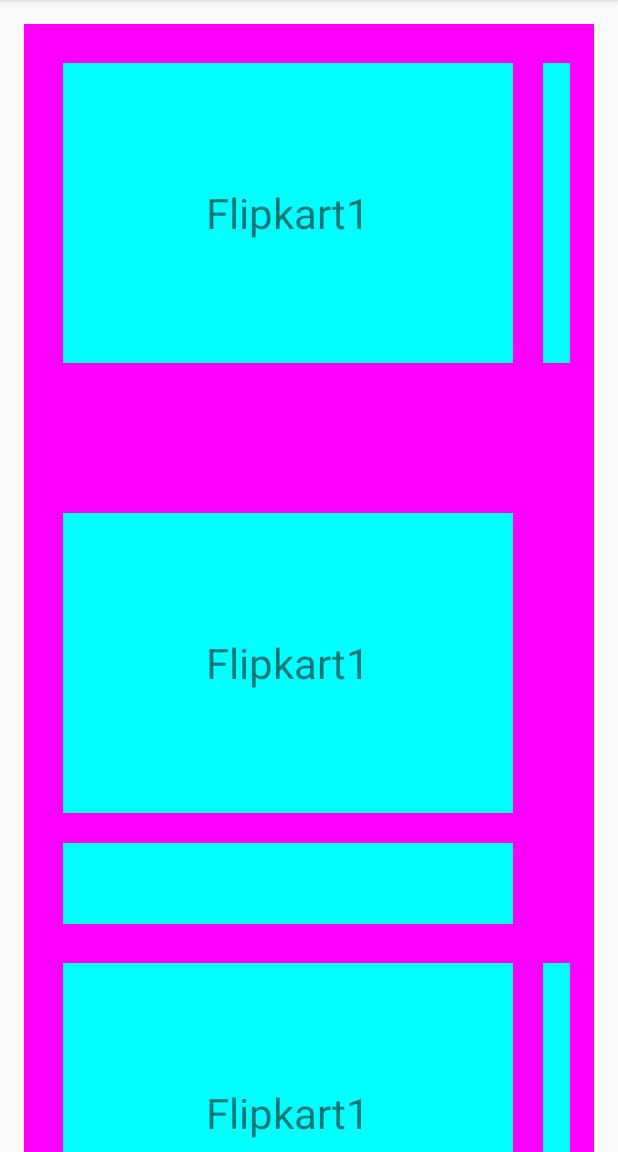
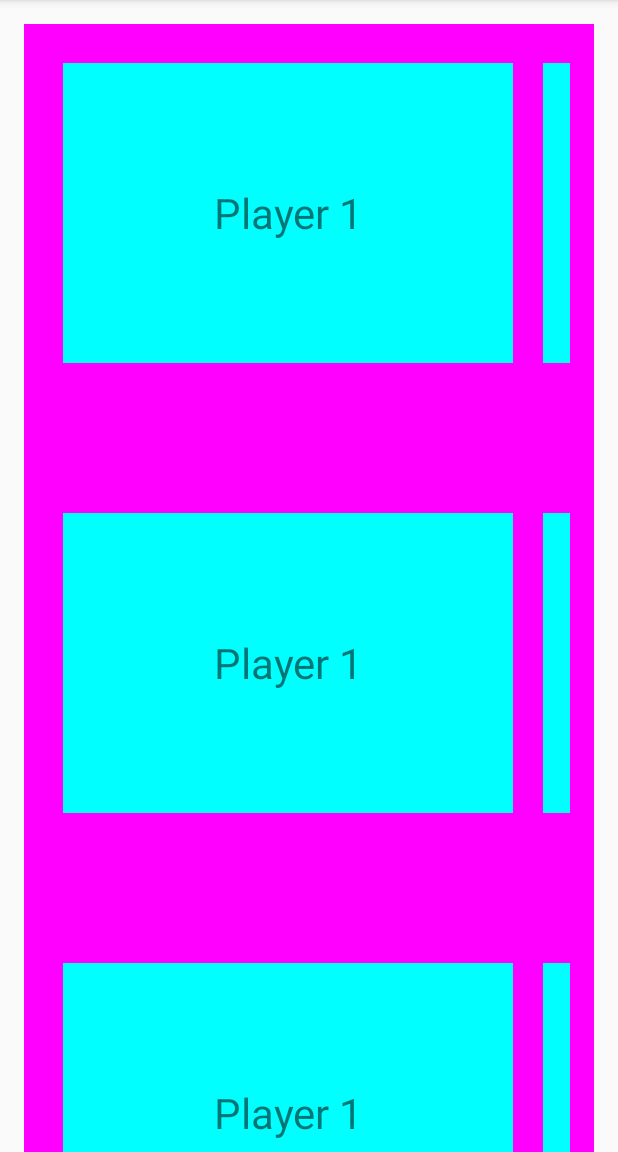
Before and after one commit to neeraj-singh/RecyclerInsideRecycler, an Android app: the screen it shows after launch (MainActivity), on a phone screen of 412 x 824 dp, the part 84-1236 px from its top. Run offline under Robolectric (Android 15) with nearby library versions, the phone set to English and light mode, and no system bars.

```diff
--- a/app/src/main/java/com/neerajsingh/myapplication/ParentAdapter.java
+++ b/app/src/main/java/com/neerajsingh/myapplication/ParentAdapter.java
@@ -28,7 +28,7 @@ public class ParentAdapter extends RecyclerView.Adapter<RecyclerViewHolder> {
         RecyclerView recyclerView = (RecyclerView) LayoutInflater.from(parent.getContext()).inflate(R.layout.row_recycler,parent,false);
         ArrayList<String> data = new ArrayList<String>();
         for(int i=1;i<6;i++){
-            data.add("Flipkart"+i);
+            data.add("Player "+i);
         }
         RecyclerViewHolder viewHolder = new RecyclerViewHolder(recyclerView,data);
         return viewHolder;
@@ -37,17 +37,11 @@ public class ParentAdapter extends RecyclerView.Adapter<RecyclerViewHolder> {
     @Override
     public void onBindViewHolder(RecyclerViewHolder holder, int position) {
         Log.e(TAG,"onBindViewHolder at position : "+position);
-        if(position%2==0) {
-            if(holder.layoutManager==null) {
-                holder.layoutManager = new LinearLayoutManager(context, LinearLayoutManager.HORIZONTAL, false);
-                holder.layoutManager.onSaveInstanceState();
-            }
-        }else{
-            if(holder.layoutManager==null) {
-                holder.layoutManager = new LinearLayoutManager(context,LinearLayoutManager.VERTICAL,false);
+        if(holder.layoutManager==null) {
+            holder.layoutManager = new LinearLayoutManager(context, LinearLayoutManager.HORIZONTAL, false);
+            holder.layoutManager.onSaveInstanceState();
+        }
 
-            }
-        }
         holder.childRecyclerView.setLayoutManager(holder.layoutManager);
         holder.childRecyclerView.setNestedScrollingEnabled(true);
         holder.adapter = new ChildAdapter(context,holder.data);
```
